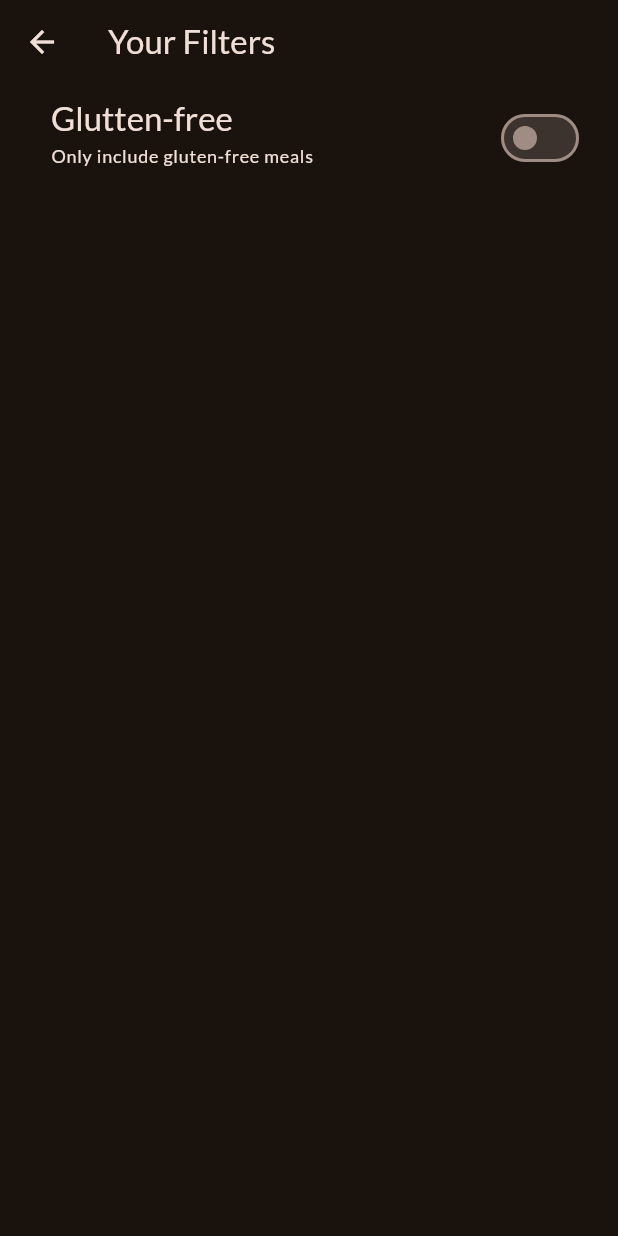
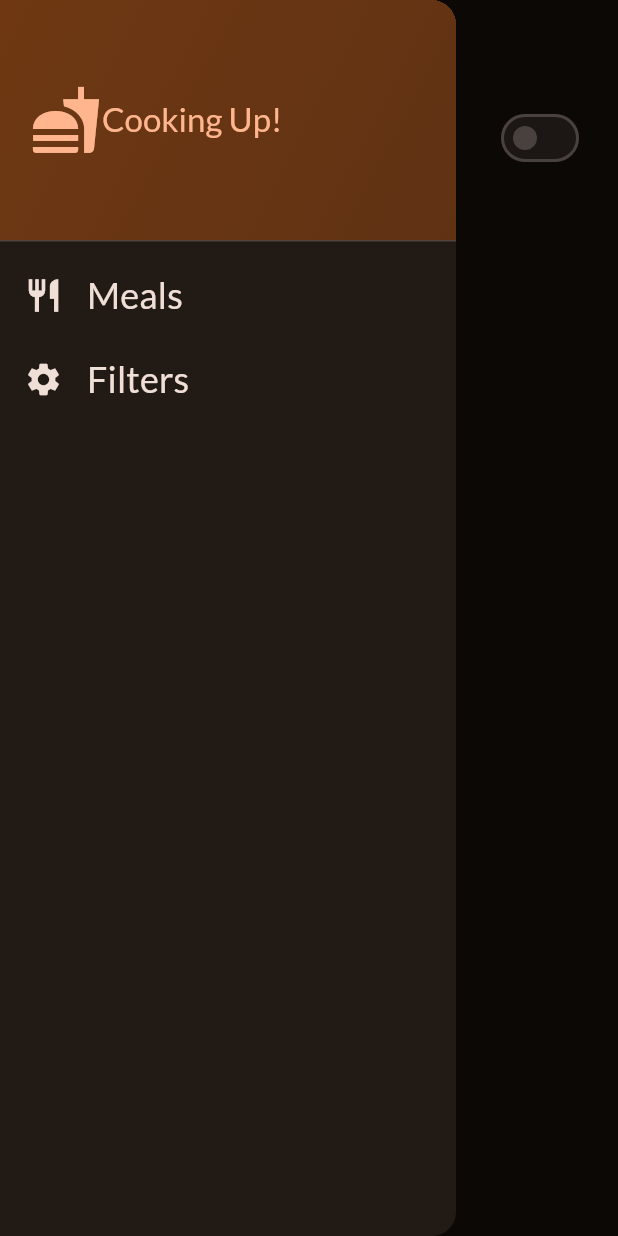
Before and after one commit to TommyPurba/meals, a Flutter app: the FilterScreen screen opened directly, with the side drawer open (before the commit the screen has no drawer), on a phone screen of 412 x 824 dp. Run offline on Flutter 3.47's test engine with Material 3 defaults, Android fonts, the phone set to English and light mode, and no system bars; our stand-ins replace google_fonts, transparent_image.

Commit message:
add replacing screen(instead pushing)

```diff
--- a/lib/screen/filter.dart
+++ b/lib/screen/filter.dart
@@ -1,4 +1,6 @@
 import 'package:flutter/material.dart';
+import 'package:meals/screen/tabs.dart';
+import 'package:meals/widgets/main_drawer.dart';
 
 class FilterScreen extends StatefulWidget{
   const FilterScreen({super.key});
@@ -18,6 +20,17 @@ class _FilterScreenState extends State<FilterScreen>{
     appBar: AppBar(
       title: const Text('Your Filters',),
     ),
+    drawer: MainDrawer(
+      onSelectScreen: (identifier){
+        Navigator.of(context).pop();
+        if(identifier == "meals"){
+          Navigator.of(context).pushReplacement(MaterialPageRoute(
+            builder: (ctx) => TabsScreen()
+          )
+          );
+        }
+    },
+    ),
     body: Column(
       children: [
         SwitchListTile(
@@ -35,7 +48,7 @@ class _FilterScreenState extends State<FilterScreen>{
           ),
           subtitle: Text(
             "Only include gluten-free meals",
-            style: Theme.of(context).textTheme.labelMedium.copyWith(
+            style: Theme.of(context).textTheme.labelMedium!.copyWith(
               color: Theme.of(context).colorScheme.onSurface
             ),
           ),
```
Also changed, not shown: lib/screen/tabs.dart (+13 -4 lines).
